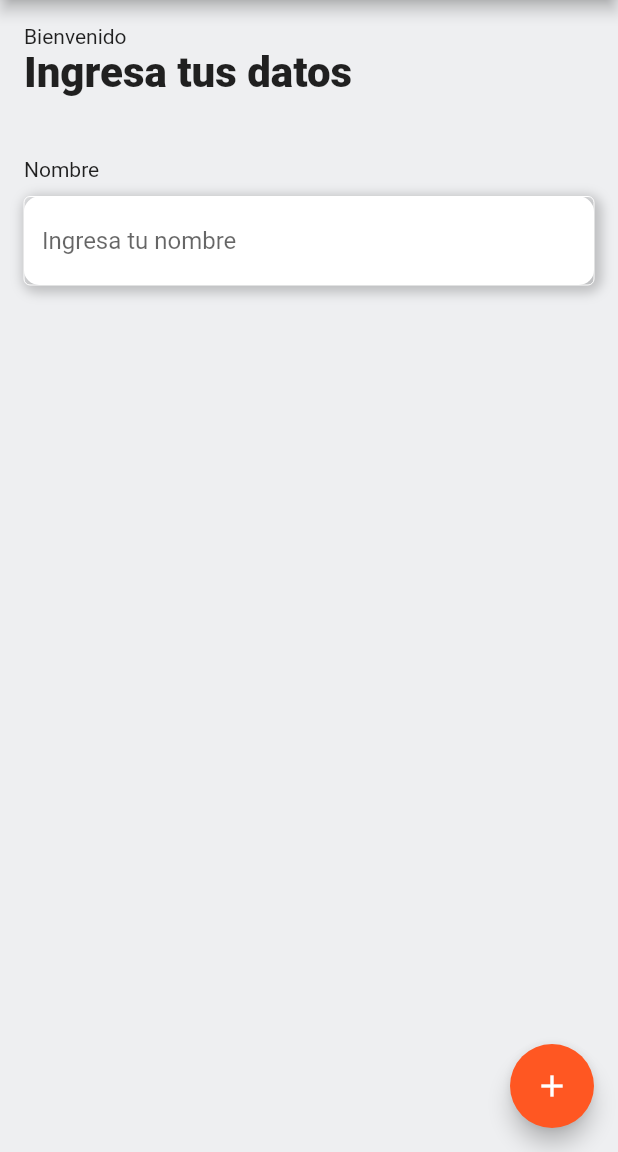
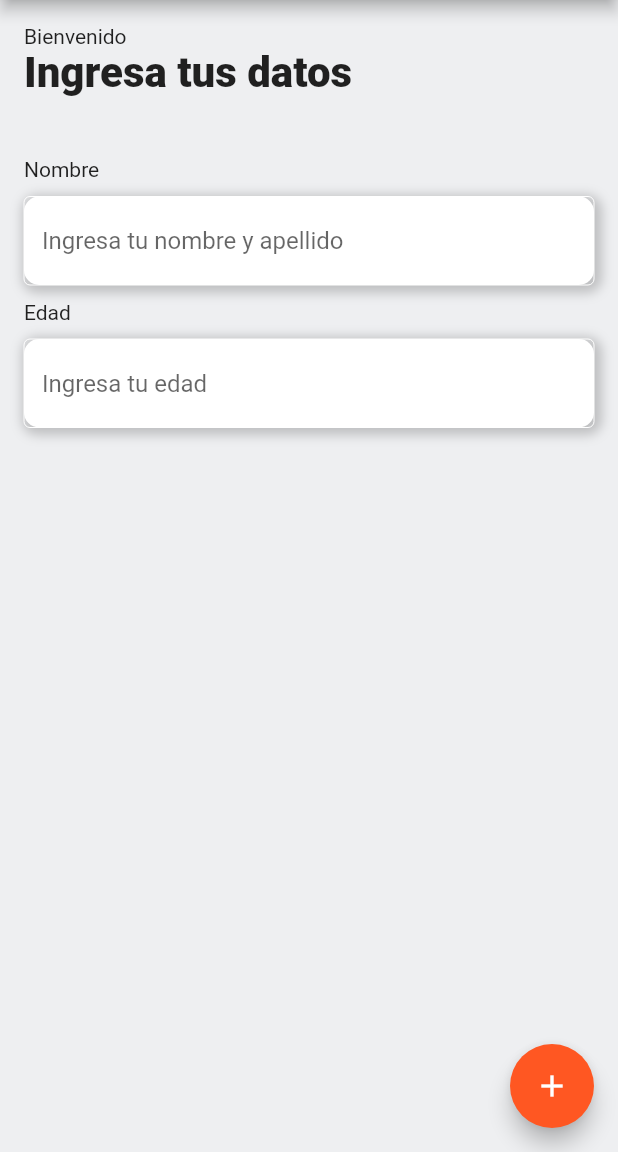
Before and after one commit to camilamlz/AppPersonasRepo, a Flutter app: the screen it shows after launch, on a phone screen of 412 x 824 dp, the part 84-1236 px from its top. Run offline on Flutter 3.47's test engine with Material 2 defaults, Android fonts, the phone set to English and light mode, and no system bars.

Commit message:
Agregado campo de edad con validaciones

```diff
--- a/lib/main.dart
+++ b/lib/main.dart
@@ -1,4 +1,5 @@
 import 'package:flutter/material.dart';
+import 'package:flutter/services.dart';
 
 void main() {
   runApp(const MyApp());
@@ -88,8 +89,40 @@ class _MyHomePageState extends State<MyHomePage> {
                     enabledBorder: OutlineInputBorder(
                       borderSide: BorderSide(color: Colors.white, width: 0.0),
                     ),
-                    hintText: "Ingresa tu nombre"
+                    hintText: "Ingresa tu nombre y apellido"
                   ),
+                ),
+              ),
+              SizedBox(height: 10.0,),
+              Text("Edad"),
+              SizedBox(height: 10.0,),
+              Container(
+                decoration: BoxDecoration(
+                    color: Color(0xFFFFFFFF),
+                    borderRadius: BorderRadius.circular(10.0),
+                    boxShadow: [
+                      BoxShadow(
+                          color: Color.fromRGBO(0, 0, 0, 0.2),
+                          offset: Offset(2, 2),
+                          blurRadius: 6.0,
+                          spreadRadius: 3.0
+                      ),
+                    ]
+                ),
+                child:  TextField(
+                  decoration: InputDecoration(
+/*                    focusedBorder: OutlineInputBorder(
+                      borderSide: BorderSide(color: Colors.white, width: 0.0),
+                    ),*/
+                      enabledBorder: OutlineInputBorder(
+                        borderSide: BorderSide(color: Colors.white, width: 0.0),
+                      ),
+                      hintText: "Ingresa tu edad"
+                  ),
+                  keyboardType: TextInputType.number,
+                  inputFormatters: [
+                    FilteringTextInputFormatter.allow(RegExp("^[0-9]"))//Solo admite números.
+                  ],
                 ),
               )
             ],
```
